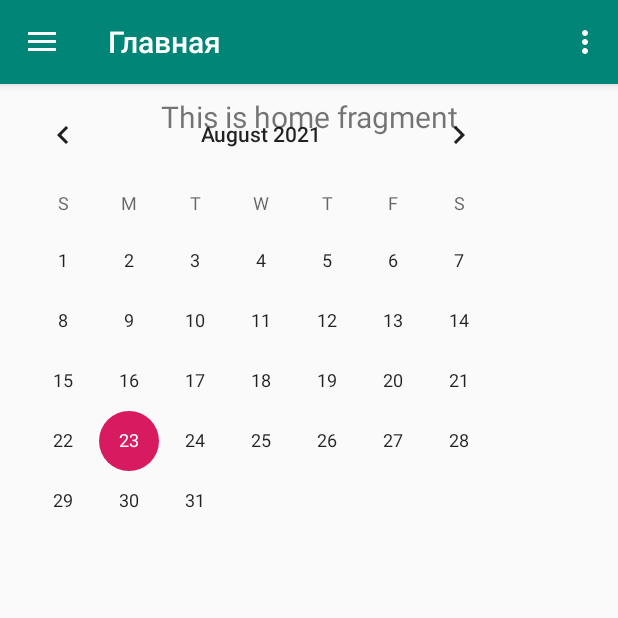
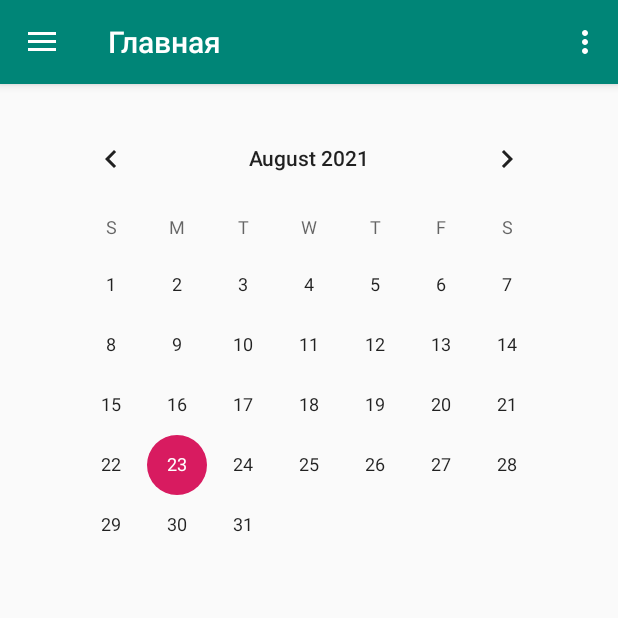
Before and after one commit to twobomb/shift-calendar-android, an Android app: the screen it shows after launch (MainActivity), on a phone screen of 412 x 824 dp, the top half of it. Run offline under Robolectric (Android 15) with nearby library versions, the phone set to English and light mode, and no system bars; our stand-ins replace navigation-ui; libraries missing offline, so code that uses them is left out: com.roomorama.caldroid; 5 statements that could not run were skipped.

```diff
--- a/app/build.gradle
+++ b/app/build.gradle
@@ -28,6 +28,7 @@ dependencies {
     implementation 'androidx.navigation:navigation-fragment:2.0.0'
     implementation 'androidx.navigation:navigation-ui:2.0.0'
     implementation 'androidx.lifecycle:lifecycle-extensions:2.0.0'
+    implementation 'com.roomorama:caldroid:3.0.1'
     testImplementation 'junit:junit:4.12'
     androidTestImplementation 'androidx.test.ext:junit:1.1.0'
     androidTestImplementation 'androidx.test.espresso:espresso-core:3.1.1'
--- a/app/src/main/java/com/twobomb/shifter/ui/home/HomeFragment.java
+++ b/app/src/main/java/com/twobomb/shifter/ui/home/HomeFragment.java
@@ -1,18 +1,27 @@
 package com.twobomb.shifter.ui.home;
 
+import android.app.Application;
+import android.content.res.Configuration;
 import android.os.Bundle;
 import android.view.LayoutInflater;
 import android.view.View;
 import android.view.ViewGroup;
+import android.widget.CalendarView;
 import android.widget.TextView;
+import android.widget.TimePicker;
 
 import androidx.annotation.Nullable;
 import androidx.annotation.NonNull;
 import androidx.fragment.app.Fragment;
+import androidx.fragment.app.FragmentTransaction;
 import androidx.lifecycle.Observer;
 import androidx.lifecycle.ViewModelProviders;
 
+import com.roomorama.caldroid.CaldroidFragment;
 import com.twobomb.shifter.R;
+
+import java.util.Calendar;
+import java.util.Locale;
 
 public class HomeFragment extends Fragment {
 
@@ -20,16 +29,26 @@ public class HomeFragment extends Fragment {
 
     public View onCreateView(@NonNull LayoutInflater inflater,
                              ViewGroup container, Bundle savedInstanceState) {
+
         homeViewModel =
                 ViewModelProviders.of(this).get(HomeViewModel.class);
         View root = inflater.inflate(R.layout.fragment_home, container, false);
-        final TextView textView = root.findViewById(R.id.text_home);
-        homeViewModel.getText().observe(this, new Observer<String>() {
-            @Override
-            public void onChanged(@Nullable String s) {
-                textView.setText(s);
-            }
-        });
+
+
+//        final CalendarView calendar = root.findViewById(R.id.calendar);
+        //calendar.
+        CaldroidFragment caldroidFragment = new CaldroidFragment();
+        Bundle args = new Bundle();
+        Calendar cal = Calendar.getInstance();
+
+        args.putInt(CaldroidFragment.MONTH, cal.get(Calendar.MONTH) + 1);
+        args.putInt(CaldroidFragment.YEAR, cal.get(Calendar.YEAR));
+        caldroidFragment.setArguments(args);
+        FragmentTransaction t = getActivity().getSupportFragmentManager().beginTransaction();
+        t.replace(R.id.calendar, caldroidFragment);
+        t.commit();
+
+
         return root;
     }
 }
--- a/app/src/main/res/layout/fragment_home.xml
+++ b/app/src/main/res/layout/fragment_home.xml
@@ -5,23 +5,12 @@
     android:layout_width="match_parent"
     android:layout_height="match_parent">
 
-    <TextView
-        android:id="@+id/text_home"
-        android:layout_width="match_parent"
+    <CalendarView
+        android:id="@+id/calendar"
+        android:layout_width="wrap_content"
         android:layout_height="wrap_content"
-        android:layout_marginStart="8dp"
-        android:layout_marginTop="8dp"
-        android:layout_marginEnd="8dp"
-        android:textAlignment="center"
-        android:textSize="20sp"
+        android:layout_marginTop="16dp"
         app:layout_constraintEnd_toEndOf="parent"
         app:layout_constraintStart_toStartOf="parent"
-        app:layout_constraintTop_toTopOf="parent" />
-
-    <CalendarView
-        android:id="@+id/calendar"
-        android:layout_width="0dp"
-        android:layout_height="wrap_content"
-        tools:layout_editor_absoluteX="30dp"
-        tools:layout_editor_absoluteY="47dp"></CalendarView>
+        app:layout_constraintTop_toTopOf="parent"></CalendarView>
 </androidx.constraintlayout.widget.ConstraintLayout>
```
